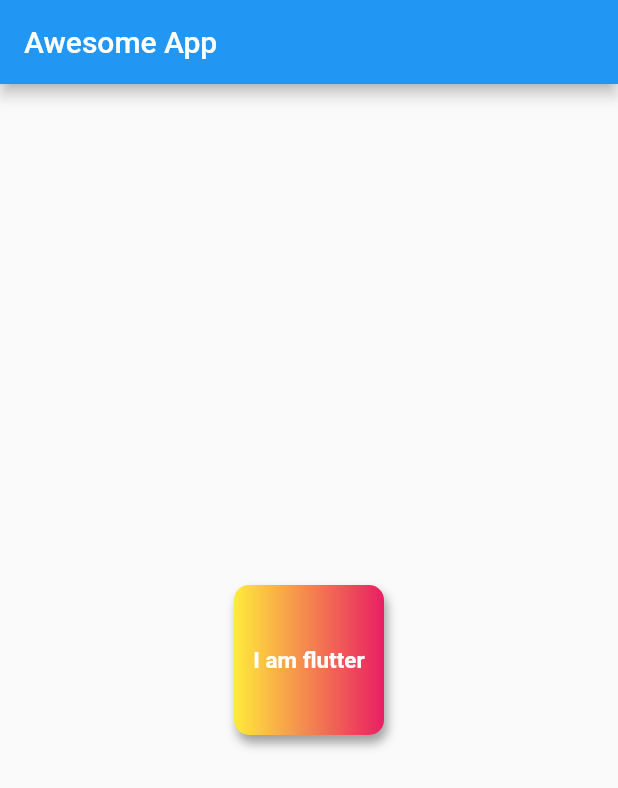
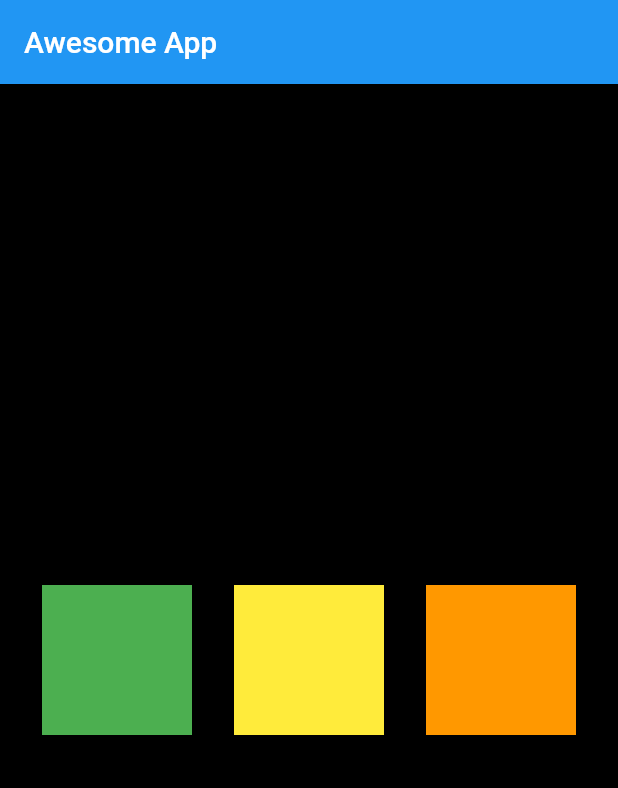
Before and after one commit to saikatmaity01/Flutter, a Flutter app: the screen it shows after launch, on a phone screen of 412 x 824 dp. Shown: the top 788 px of the screen. Run offline on Flutter 3.47's test engine with Material 2 defaults, Android fonts, the phone set to English and light mode, and no system bars.

Commit message:
Chapter 3 Row completed

```diff
--- a/lib/main.dart
+++ b/lib/main.dart
@@ -17,35 +17,33 @@ class HomePage extends StatelessWidget {
       appBar: AppBar(
         title: Text("Awesome App"),
       ),
-      body: Center(
-        child: Container(
-          padding: const EdgeInsets.all(8),
-          alignment: Alignment.center,
-          width: 100,
-          height: 100,
-          decoration: BoxDecoration(
-            borderRadius: BorderRadius.circular(10),
-            boxShadow: [
-              BoxShadow(
-                color: Colors.grey,
-                blurRadius: 5,
-                offset: Offset(2.0, 5.0),
-              ),
-            ],
-            color: Colors.teal,
-            gradient: LinearGradient(
-              colors: [Colors.yellow, Colors.pink],
+      body: Container(
+        color: Colors.black,
+        width: MediaQuery.of(context).size.width,
+        height: MediaQuery.of(context).size.height,
+        child: Row(
+          mainAxisAlignment: MainAxisAlignment.spaceEvenly,
+          crossAxisAlignment: CrossAxisAlignment.center,
+          children: <Widget>[
+            Container(
+              padding: EdgeInsets.all(8),
+              width: 100,
+              height: 100,
+              color: Colors.green,
             ),
-          ),
-          child: Text(
-            "I am flutter",
-            textAlign: TextAlign.center,
-            style: TextStyle(
-              color: Colors.white,
-              fontWeight: FontWeight.bold,
-              fontSize: 15,
+            Container(
+              padding: EdgeInsets.all(8),
+              width: 100,
+              height: 100,
+              color: Colors.yellow,
             ),
-          ),
+            Container(
+              padding: EdgeInsets.all(8),
+              width: 100,
+              height: 100,
+              color: Colors.orange,
+            ),
+          ],
         ),
       ),
     );
```
